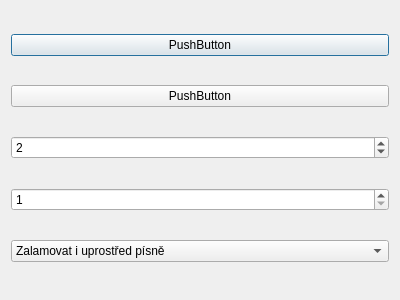
Before: the Qt Designer form src/gui/documentgenerationdialog.ui in CZDanol/StrawLumen, drawn with Qt 5.
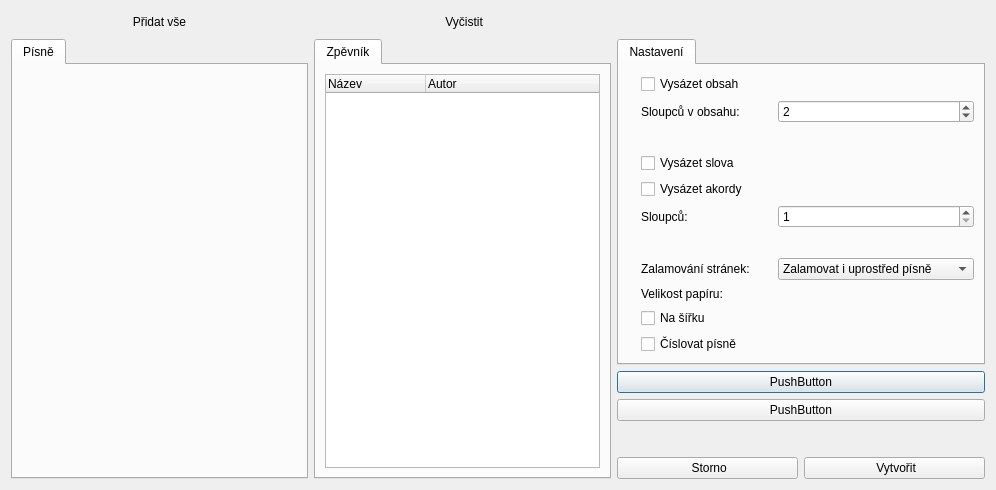
After: the same form once the commit is applied. Icons and pictures are not drawn. Custom widgets are drawn as their Qt base class.

```diff
--- a/src/gui/documentgenerationdialog.ui
+++ b/src/gui/documentgenerationdialog.ui
@@ -9,8 +9,8 @@
    <rect>
     <x>0</x>
     <y>0</y>
-    <width>400</width>
-    <height>300</height>
+    <width>996</width>
+    <height>490</height>
    </rect>
   </property>
   <property name="windowTitle">
@@ -20,65 +20,491 @@
    <iconset resource="../../res/resources.qrc">
     <normaloff>:/icons/16/Moleskine_16px.png</normaloff>:/icons/16/Moleskine_16px.png</iconset>
   </property>
-  <layout class="QVBoxLayout" name="verticalLayout">
-   <item>
-    <widget class="QPushButton" name="pushButton">
-     <property name="text">
-      <string>PushButton</string>
+  <layout class="QGridLayout" name="gridLayout_2">
+   <item row="1" column="4">
+    <widget class="QWidget" name="verticalWidget" native="true">
+     <property name="sizePolicy">
+      <sizepolicy hsizetype="Minimum" vsizetype="Preferred">
+       <horstretch>0</horstretch>
+       <verstretch>0</verstretch>
+      </sizepolicy>
      </property>
+     <layout class="QVBoxLayout" name="verticalLayout">
+      <property name="leftMargin">
+       <number>0</number>
+      </property>
+      <property name="topMargin">
+       <number>0</number>
+      </property>
+      <property name="rightMargin">
+       <number>0</number>
+      </property>
+      <property name="bottomMargin">
+       <number>0</number>
+      </property>
+      <item>
+       <widget class="QTabWidget" name="twLeftBottom_2">
+        <property name="sizePolicy">
+         <sizepolicy hsizetype="Preferred" vsizetype="Expanding">
+          <horstretch>0</horstretch>
+          <verstretch>0</verstretch>
+         </sizepolicy>
+        </property>
+        <property name="currentIndex">
+         <number>0</number>
+        </property>
+        <widget class="QWidget" name="tabSongList_2">
+         <attribute name="icon">
+          <iconset resource="../../res/resources.qrc">
+           <normaloff>:/icons/16/Settings_16px.png</normaloff>:/icons/16/Settings_16px.png</iconset>
+         </attribute>
+         <attribute name="title">
+          <string>Nastavení</string>
+         </attribute>
+         <layout class="QGridLayout" name="gridLayout">
+          <item row="3" column="2">
+           <spacer name="horizontalSpacer_2">
+            <property name="orientation">
+             <enum>Qt::Horizontal</enum>
+            </property>
+            <property name="sizeType">
+             <enum>QSizePolicy::Fixed</enum>
+            </property>
+            <property name="sizeHint" stdset="0">
+             <size>
+              <width>16</width>
+              <height>8</height>
+             </size>
+            </property>
+           </spacer>
+          </item>
+          <item row="12" column="0">
+           <widget class="QLabel" name="label_10">
+            <property name="pixmap">
+             <pixmap resource="../../res/resources.qrc">:/icons/16/Numbers_16px.png</pixmap>
+            </property>
+           </widget>
+          </item>
+          <item row="5" column="0">
+           <widget class="QLabel" name="label_8">
+            <property name="pixmap">
+             <pixmap resource="../../res/resources.qrc">:/icons/16/Term_16px.png</pixmap>
+            </property>
+           </widget>
+          </item>
+          <item row="9" column="3">
+           <widget class="QComboBox" name="cmbPageBreakMode">
+            <property name="sizePolicy">
+             <sizepolicy hsizetype="Expanding" vsizetype="Fixed">
+              <horstretch>0</horstretch>
+              <verstretch>0</verstretch>
+             </sizepolicy>
+            </property>
+            <property name="sizeAdjustPolicy">
+             <enum>QComboBox::AdjustToContents</enum>
+            </property>
+            <item>
+             <property name="text">
+              <string>Zalamovat i uprostřed písně</string>
+             </property>
+            </item>
+            <item>
+             <property name="text">
+              <string>Nezalamovat uprostřed písně</string>
+             </property>
+            </item>
+            <item>
+             <property name="text">
+              <string>Každou píseň na vlastní stranu</string>
+             </property>
+            </item>
+           </widget>
+          </item>
+          <item row="7" column="3">
+           <widget class="QSpinBox" name="sbContentColumnCount">
+            <property name="minimum">
+             <number>1</number>
+            </property>
+            <property name="maximum">
+             <number>10</number>
+            </property>
+           </widget>
+          </item>
+          <item row="9" column="1">
+           <widget class="QLabel" name="label_2">
+            <property name="text">
+             <string>Zalamování stránek:</string>
+            </property>
+           </widget>
+          </item>
+          <item row="9" column="0">
+           <widget class="QLabel" name="label">
+            <property name="pixmap">
+             <pixmap resource="../../res/resources.qrc">:/icons/16/Down Right_16px.png</pixmap>
+            </property>
+           </widget>
+          </item>
+          <item row="3" column="1">
+           <widget class="QLabel" name="label_3">
+            <property name="text">
+             <string>Sloupců v obsahu:</string>
+            </property>
+           </widget>
+          </item>
+          <item row="3" column="3">
+           <widget class="QSpinBox" name="sbTocColumnCount">
+            <property name="minimum">
+             <number>1</number>
+            </property>
+            <property name="maximum">
+             <number>10</number>
+            </property>
+            <property name="value">
+             <number>2</number>
+            </property>
+           </widget>
+          </item>
+          <item row="3" column="0">
+           <widget class="QLabel" name="label_4">
+            <property name="pixmap">
+             <pixmap resource="../../res/resources.qrc">:/icons/16/Columns_16px.png</pixmap>
+            </property>
+           </widget>
+          </item>
+          <item row="7" column="0">
+           <widget class="QLabel" name="label_5">
+            <property name="pixmap">
+             <pixmap resource="../../res/resources.qrc">:/icons/16/Columns_16px.png</pixmap>
+            </property>
+           </widget>
+          </item>
+          <item row="7" column="1">
+           <widget class="QLabel" name="label_6">
+            <property name="text">
+             <string>Sloupců:</string>
+            </property>
+           </widget>
+          </item>
+          <item row="4" column="1">
+           <spacer name="verticalSpacer_3">
+            <property name="orientation">
+             <enum>Qt::Vertical</enum>
+            </property>
+            <property name="sizeType">
+             <enum>QSizePolicy::Fixed</enum>
+            </property>
+            <property name="sizeHint" stdset="0">
+             <size>
+              <width>20</width>
+              <height>24</height>
+             </size>
+            </property>
+           </spacer>
+          </item>
+          <item row="8" column="1">
+           <spacer name="verticalSpacer_2">
+            <property name="orientation">
+             <enum>Qt::Vertical</enum>
+            </property>
+            <property name="sizeType">
+             <enum>QSizePolicy::Fixed</enum>
+            </property>
+            <property name="sizeHint" stdset="0">
+             <size>
+              <width>20</width>
+              <height>24</height>
+             </size>
+            </property>
+           </spacer>
+          </item>
+          <item row="11" column="1" colspan="3">
+           <widget class="QCheckBox" name="cbGenerateChords_2">
+            <property name="text">
+             <string>Na šířku</string>
+            </property>
+           </widget>
+          </item>
+          <item row="5" column="1" colspan="3">
+           <widget class="QCheckBox" name="cbGenerateLyrics">
+            <property name="text">
+             <string>Vysázet slova</string>
+            </property>
+           </widget>
+          </item>
+          <item row="2" column="1" colspan="3">
+           <widget class="QCheckBox" name="cbGenerateToc">
+            <property name="text">
+             <string>Vysázet obsah</string>
+            </property>
+           </widget>
+          </item>
+          <item row="6" column="0">
+           <widget class="QLabel" name="label_9">
+            <property name="pixmap">
+             <pixmap resource="../../res/resources.qrc">:/icons/16/Guitar_16px.png</pixmap>
+            </property>
+           </widget>
+          </item>
+          <item row="6" column="1" colspan="3">
+           <widget class="QCheckBox" name="cbGenerateChords">
+            <property name="text">
+             <string>Vysázet akordy</string>
+            </property>
+           </widget>
+          </item>
+          <item row="12" column="1" colspan="3">
+           <widget class="QCheckBox" name="cbNumberSongs">
+            <property name="text">
+             <string>Číslovat písně</string>
+            </property>
+           </widget>
+          </item>
+          <item row="10" column="1">
+           <widget class="QLabel" name="label_12">
+            <property name="text">
+             <string>Velikost papíru:</string>
+            </property>
+           </widget>
+          </item>
+          <item row="11" column="0">
+           <widget class="QLabel" name="label_13">
+            <property name="pixmap">
+             <pixmap resource="../../res/resources.qrc">:/icons/16/File Landscape_16px.png</pixmap>
+            </property>
+           </widget>
+          </item>
+          <item row="2" column="0">
+           <widget class="QLabel" name="label_7">
+            <property name="pixmap">
+             <pixmap resource="../../res/resources.qrc">:/icons/16/Overview_16px.png</pixmap>
+            </property>
+           </widget>
+          </item>
+          <item row="10" column="0">
+           <widget class="QLabel" name="label_11">
+            <property name="pixmap">
+             <pixmap resource="../../res/resources.qrc">:/icons/16/Split Files_16px.png</pixmap>
+            </property>
+           </widget>
+          </item>
+         </layout>
+        </widget>
+       </widget>
+      </item>
+      <item>
+       <widget class="QPushButton" name="pushButton">
+        <property name="text">
+         <string>PushButton</string>
+        </property>
+       </widget>
+      </item>
+      <item>
+       <widget class="QPushButton" name="pushButton_2">
+        <property name="text">
+         <string>PushButton</string>
+        </property>
+       </widget>
+      </item>
+      <item>
+       <spacer name="verticalSpacer">
+        <property name="orientation">
+         <enum>Qt::Vertical</enum>
+        </property>
+        <property name="sizeHint" stdset="0">
+         <size>
+          <width>20</width>
+          <height>40</height>
+         </size>
+        </property>
+       </spacer>
+      </item>
+      <item>
+       <layout class="QHBoxLayout" name="horizontalLayout_2">
+        <item>
+         <spacer name="horizontalSpacer">
+          <property name="orientation">
+           <enum>Qt::Horizontal</enum>
+          </property>
+          <property name="sizeType">
+           <enum>QSizePolicy::Minimum</enum>
+          </property>
+          <property name="sizeHint" stdset="0">
+           <size>
+            <width>0</width>
+            <height>20</height>
+           </size>
+          </property>
+         </spacer>
+        </item>
+        <item>
+         <widget class="QPushButton" name="btnStorno">
+          <property name="text">
+           <string> Storno</string>
+          </property>
+          <property name="icon">
+           <iconset resource="../../res/resources.qrc">
+            <normaloff>:/icons/16/Delete_16px.png</normaloff>:/icons/16/Delete_16px.png</iconset>
+          </property>
+          <property name="autoDefault">
+           <bool>false</bool>
+          </property>
+         </widget>
+        </item>
+        <item>
+         <widget class="QPushButton" name="btnSelect">
+          <property name="text">
+           <string> Vytvořit</string>
+          </property>
+          <property name="icon">
+           <iconset resource="../../res/resources.qrc">
+            <normaloff>:/icons/16/Save_16px.png</normaloff>:/icons/16/Save_16px.png</iconset>
+          </property>
+         </widget>
+        </item>
+       </layout>
+      </item>
+     </layout>
     </widget>
    </item>
-   <item>
-    <widget class="QPushButton" name="pushButton_2">
-     <property name="text">
-      <string>PushButton</string>
+   <item row="1" column="2">
+    <widget class="QTabWidget" name="twSongs">
+     <property name="sizePolicy">
+      <sizepolicy hsizetype="Expanding" vsizetype="Expanding">
+       <horstretch>0</horstretch>
+       <verstretch>0</verstretch>
+      </sizepolicy>
      </property>
+     <property name="currentIndex">
+      <number>0</number>
+     </property>
+     <widget class="QWidget" name="tabSongList">
+      <attribute name="icon">
+       <iconset resource="../../res/resources.qrc">
+        <normaloff>:/icons/16/Musical Notes_16px.png</normaloff>:/icons/16/Musical Notes_16px.png</iconset>
+      </attribute>
+      <attribute name="title">
+       <string>Písně</string>
+      </attribute>
+      <layout class="QVBoxLayout" name="_2">
+       <item>
+        <widget class="SongListWidget" name="wgtSongList" native="true"/>
+       </item>
+      </layout>
+     </widget>
     </widget>
    </item>
-   <item>
-    <widget class="QSpinBox" name="sbTocColumnCount">
-     <property name="minimum">
-      <number>1</number>
+   <item row="1" column="3">
+    <widget class="QTabWidget" name="twSongbook">
+     <property name="sizePolicy">
+      <sizepolicy hsizetype="Expanding" vsizetype="Expanding">
+       <horstretch>0</horstretch>
+       <verstretch>0</verstretch>
+      </sizepolicy>
      </property>
-     <property name="maximum">
-      <number>10</number>
+     <property name="currentIndex">
+      <number>0</number>
      </property>
-     <property name="value">
-      <number>2</number>
-     </property>
+     <widget class="QWidget" name="tabSongList_3">
+      <attribute name="icon">
+       <iconset resource="../../res/resources.qrc">
+        <normaloff>:/icons/16/Moleskine_16px.png</normaloff>:/icons/16/Moleskine_16px.png</iconset>
+      </attribute>
+      <attribute name="title">
+       <string>Zpěvník</string>
+      </attribute>
+      <layout class="QVBoxLayout" name="_4">
+       <item>
+        <widget class="QTreeWidget" name="twSelectedSongs">
+         <column>
+          <property name="text">
+           <string>Název</string>
+          </property>
+         </column>
+         <column>
+          <property name="text">
+           <string>Autor</string>
+          </property>
+         </column>
+        </widget>
+       </item>
+      </layout>
+     </widget>
     </widget>
    </item>
-   <item>
-    <widget class="QSpinBox" name="sbContentColumnCount">
-     <property name="minimum">
-      <number>1</number>
-     </property>
-     <property name="maximum">
-      <number>10</number>
-     </property>
+   <item row="0" column="2">
+    <widget class="QWidget" name="twSongsCorner" native="true">
+     <layout class="QHBoxLayout" name="horizontalLayout_4">
+      <property name="leftMargin">
+       <number>0</number>
+      </property>
+      <property name="topMargin">
+       <number>0</number>
+      </property>
+      <property name="rightMargin">
+       <number>0</number>
+      </property>
+      <property name="bottomMargin">
+       <number>0</number>
+      </property>
+      <item>
+       <widget class="QPushButton" name="btnNew">
+        <property name="text">
+         <string>Přidat vše</string>
+        </property>
+        <property name="icon">
+         <iconset resource="../../res/resources.qrc">
+          <normaloff>:/icons/16/Forward Button_16px.png</normaloff>:/icons/16/Forward Button_16px.png</iconset>
+        </property>
+        <property name="flat">
+         <bool>true</bool>
+        </property>
+       </widget>
+      </item>
+     </layout>
     </widget>
    </item>
-   <item>
-    <widget class="QComboBox" name="cmbPageBreakMode">
-     <item>
-      <property name="text">
-       <string>Zalamovat i uprostřed písně</string>
+   <item row="0" column="3">
+    <widget class="QWidget" name="twSongbookCorner" native="true">
+     <layout class="QHBoxLayout" name="horizontalLayout_5">
+      <property name="leftMargin">
+       <number>0</number>
       </property>
-     </item>
-     <item>
-      <property name="text">
-       <string>Nezalamovat uprostřed písně</string>
+      <property name="topMargin">
+       <number>0</number>
       </property>
-     </item>
-     <item>
-      <property name="text">
-       <string>Každou píseň na vlastní stranu</string>
+      <property name="rightMargin">
+       <number>0</number>
       </property>
-     </item>
+      <property name="bottomMargin">
+       <number>0</number>
+      </property>
+      <item>
+       <widget class="QPushButton" name="btnNew_2">
+        <property name="text">
+         <string> Vyčistit</string>
+        </property>
+        <property name="icon">
+         <iconset resource="../../res/resources.qrc">
+          <normaloff>:/icons/16/Broom_16px.png</normaloff>:/icons/16/Broom_16px.png</iconset>
+        </property>
+        <property name="flat">
+         <bool>true</bool>
+        </property>
+       </widget>
+      </item>
+     </layout>
     </widget>
    </item>
   </layout>
  </widget>
+ <customwidgets>
+  <customwidget>
+   <class>SongListWidget</class>
+   <extends>QWidget</extends>
+   <header>wgt/songlistwidget.h</header>
+   <container>1</container>
+  </customwidget>
+ </customwidgets>
  <resources>
   <include location="../../res/resources.qrc"/>
  </resources>
```
